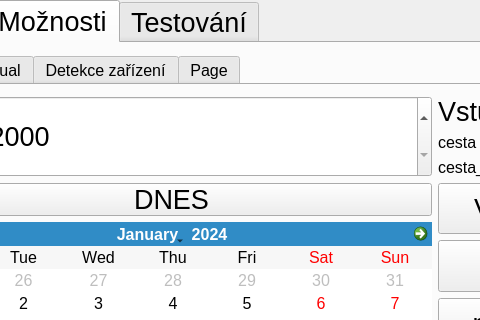
The window that mainwindow.ui (frutabruta/VDV301tester) describes before a commit, drawn with Qt 5; both pictures show x 115 to 595 and y 0 to 320 of the 800 by 480 pixel window.
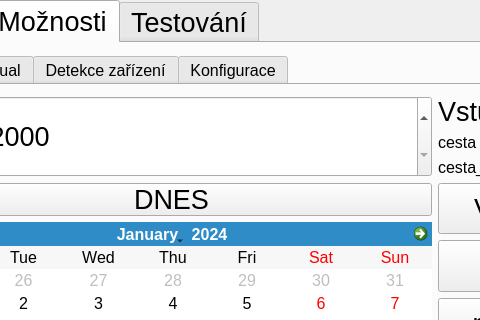
The same window after the commit. The open tabs and pages were chosen to show the change.

Diff of the .ui file:
```diff
--- a/mainwindow.ui
+++ b/mainwindow.ui
@@ -3109,7 +3109,7 @@
           </widget>
           <widget class="QWidget" name="tab_presets">
            <attribute name="title">
-            <string>Page</string>
+            <string>Konfigurace</string>
            </attribute>
            <widget class="QWidget" name="layoutWidget">
             <property name="geometry">
```
Left out of the diff: 6 changed lines with no effect on the pictures.
